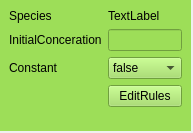
This is src/igameUiMort/SpeciesDataSet.ui in jkdirac/igame as Qt 5 draws it before an edit. The edited form follows.
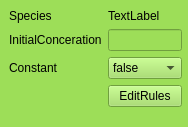
This is the edited form.

Diff of the .ui file:
```diff
--- a/src/igameUiMort/SpeciesDataSet.ui
+++ b/src/igameUiMort/SpeciesDataSet.ui
@@ -6,8 +6,8 @@
    <rect>
     <x>0</x>
     <y>0</y>
-    <width>193</width>
-    <height>133</height>
+    <width>188</width>
+    <height>127</height>
    </rect>
   </property>
   <property name="windowTitle">
```
